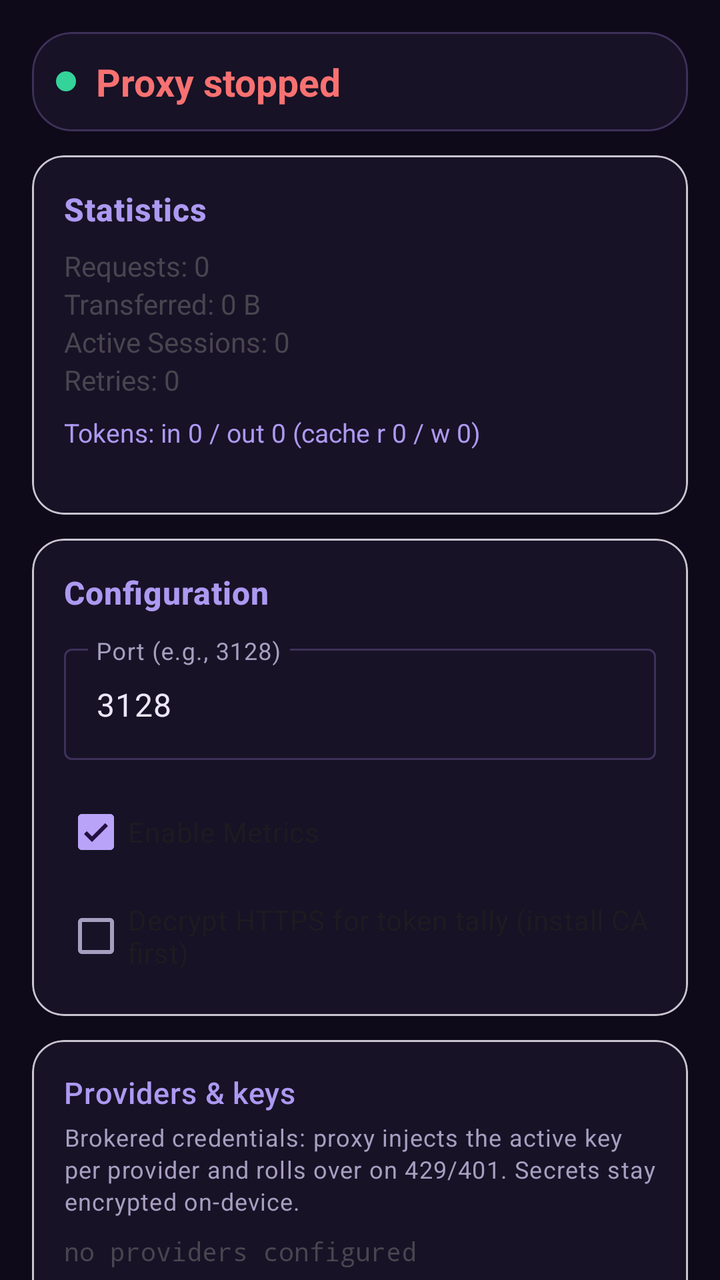
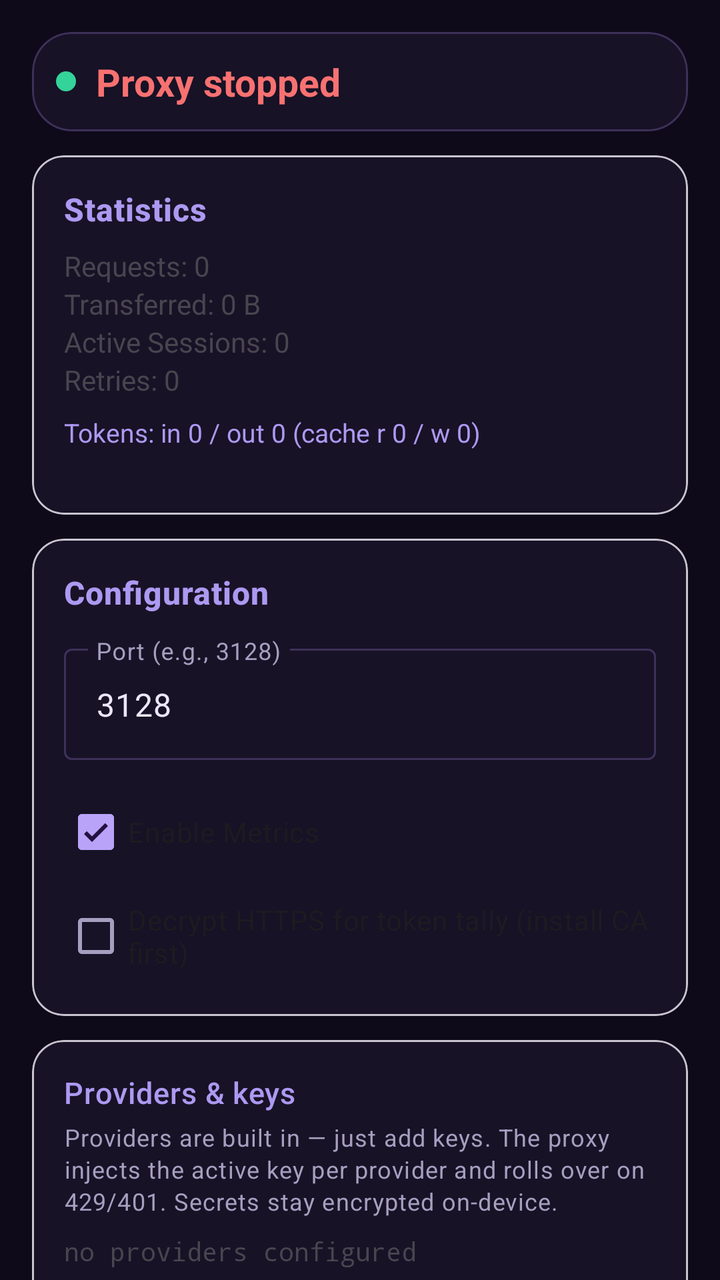

Screens rendered from an Android XML layout before and after an edit, with the pre-edit source and the edit as a unified diff.
<!-- AndroidManifest.xml: activity theme Theme.ProxyApp.NoActionBar -->
<!-- res/layout/activity_main.xml -->
<?xml version="1.0" encoding="utf-8"?>
<androidx.constraintlayout.widget.ConstraintLayout
    xmlns:android="http://schemas.android.com/apk/res/android"
    xmlns:app="http://schemas.android.com/apk/res-auto"
    xmlns:tools="http://schemas.android.com/tools"
    android:layout_width="match_parent"
    android:layout_height="match_parent"
    android:fitsSystemWindows="true"
    tools:context=".MainActivity">

    <androidx.core.widget.NestedScrollView
        android:layout_width="match_parent"
        android:layout_height="0dp"
        android:fillViewport="true"
        app:layout_constraintBottom_toBottomOf="parent"
        app:layout_constraintTop_toTopOf="parent"
        app:layout_constraintStart_toStartOf="parent"
        app:layout_constraintEnd_toEndOf="parent">

        <LinearLayout
            android:layout_width="match_parent"
            android:layout_height="wrap_content"
            android:orientation="vertical"
            android:padding="16dp">

            <com.google.android.material.card.MaterialCardView
                android:id="@+id/statusCard"
                android:layout_width="match_parent"
                android:layout_height="wrap_content"
                android:layout_marginBottom="12dp"
                app:cardCornerRadius="20dp"
                app:strokeWidth="1dp"
                app:strokeColor="@color/outline"
                app:cardBackgroundColor="@color/surface">

                <LinearLayout
                    android:layout_width="match_parent"
                    android:layout_height="wrap_content"
                    android:orientation="vertical"
                    android:padding="12dp">

                    <LinearLayout
                        android:layout_width="match_parent"
                        android:layout_height="wrap_content"
                        android:orientation="horizontal"
                        android:gravity="center_vertical">

                        <View
                            android:id="@+id/statusDot"
                            android:layout_width="10dp"
                            android:layout_height="10dp"
                            android:layout_marginEnd="10dp"
                            android:background="@drawable/status_dot" />

                        <TextView
                            android:id="@+id/statusText"
                            android:layout_width="0dp"
                            android:layout_height="wrap_content"
                            android:layout_weight="1"
                            android:text="@string/proxy_stopped"
                            android:textSize="19sp"
                            android:textStyle="bold"
                            android:textColor="@color/red" />
                    </LinearLayout>

                    <TextView
                        android:id="@+id/portText"
                        android:layout_width="match_parent"
                        android:layout_height="wrap_content"
                        android:text=""
                        android:textSize="13sp"
                        android:gravity="center"
                        android:layout_marginTop="4dp"
                        android:textColor="@color/purple_200"
                        android:visibility="gone"/>

                    <TextView
                        android:id="@+id/upstreamText"
                        android:layout_width="match_parent"
                        android:layout_height="wrap_content"
                        android:text=""
                        android:textSize="12sp"
                        android:gravity="center"
                        android:layout_marginTop="2dp"
                        android:visibility="gone"/>
                </LinearLayout>
            </com.google.android.material.card.MaterialCardView>

            <com.google.android.material.card.MaterialCardView
                android:id="@+id/statsCard"
                android:layout_width="match_parent"
                android:layout_height="wrap_content"
                app:cardBackgroundColor="@color/surface"
                android:layout_marginBottom="12dp"
                app:cardCornerRadius="16dp">

                <LinearLayout
                    android:layout_width="match_parent"
                    android:layout_height="wrap_content"
                    android:orientation="vertical"
                    android:padding="16dp">

                    <TextView
                        android:layout_width="match_parent"
                        android:layout_height="wrap_content"
                        android:text="Statistics"
                        android:textSize="16sp"
                        android:textStyle="bold"
                        style="@style/Text.SectionTitle"/>

                    <TextView
                        android:id="@+id/requestsText"
                        android:layout_width="match_parent"
                        android:layout_height="wrap_content"
                        android:text="Requests: 0"
                        android:layout_marginTop="8dp"/>

                    <TextView
                        android:id="@+id/bytesText"
                        android:layout_width="match_parent"
                        android:layout_height="wrap_content"
                        android:text="Transferred: 0 B"/>

                    <TextView
                        android:id="@+id/sessionsText"
                        android:layout_width="match_parent"
                        android:layout_height="wrap_content"
                        android:text="Active Sessions: 0"/>

                    <TextView
                        android:id="@+id/retriesText"
                        android:layout_width="match_parent"
                        android:layout_height="wrap_content"
                        android:text="Retries: 0"/>

                    <TextView
                        android:id="@+id/tokensText"
                        android:layout_width="match_parent"
                        android:layout_height="wrap_content"
                        android:layout_marginTop="8dp"
                        android:text="Tokens: in 0 / out 0 (cache r 0 / w 0)"
                        android:textSize="13sp"
                        android:textColor="@color/title_violet"/>

                    <TextView
                        android:id="@+id/hostsText"
                        android:layout_width="match_parent"
                        android:layout_height="wrap_content"
                        android:textSize="12sp"
                        android:fontFamily="monospace"
                        android:text=""/>
                </LinearLayout>
            </com.google.android.material.card.MaterialCardView>

            <com.google.android.material.card.MaterialCardView
                android:id="@+id/configCard"
                android:layout_width="match_parent"
                android:layout_height="wrap_content"
                app:cardBackgroundColor="@color/surface"
                android:layout_marginBottom="12dp"
                app:cardCornerRadius="16dp">

                <LinearLayout
                    android:layout_width="match_parent"
                    android:layout_height="wrap_content"
                    android:orientation="vertical"
                    android:padding="16dp">

                    <TextView
                        android:layout_width="match_parent"
                        android:layout_height="wrap_content"
                        android:text="Configuration"
                        android:textSize="16sp"
                        android:textStyle="bold"
                        style="@style/Text.SectionTitle"/>

                    <com.google.android.material.textfield.TextInputLayout
                        android:layout_width="match_parent"
                        android:layout_height="wrap_content"
                        android:layout_marginTop="12dp"
                        android:hint="@string/port_hint"
                        style="@style/Widget.Material3.TextInputLayout.OutlinedBox">

                        <com.google.android.material.textfield.TextInputEditText
                            android:id="@+id/portInput"
                            android:layout_width="match_parent"
                            android:layout_height="wrap_content"
                            android:inputType="number"
                            android:text="3128"/>
                    </com.google.android.material.textfield.TextInputLayout>

                    <com.google.android.material.checkbox.MaterialCheckBox
                        android:id="@+id/metricsCheck"
                        android:layout_width="wrap_content"
                        android:layout_height="wrap_content"
                        android:layout_marginTop="12dp"
                        android:text="@string/metrics_enabled"
                        android:checked="true"/>

                    <com.google.android.material.checkbox.MaterialCheckBox
                        android:id="@+id/mitmCheck"
                        android:layout_width="wrap_content"
                        android:layout_height="wrap_content"
                        android:layout_marginTop="4dp"
                        android:text="@string/mitm_enabled"
                        android:checked="false"/>
                </LinearLayout>
            </com.google.android.material.card.MaterialCardView>

            <com.google.android.material.card.MaterialCardView
                android:id="@+id/providersCard"
                android:layout_width="match_parent"
                android:layout_height="wrap_content"
                android:layout_marginBottom="12dp"
                app:cardCornerRadius="16dp"
                app:cardBackgroundColor="@color/surface">

                <LinearLayout
                    android:layout_width="match_parent"
                    android:layout_height="wrap_content"
                    android:orientation="vertical"
                    android:padding="16dp">

                    <TextView
                        android:layout_width="match_parent"
                        android:layout_height="wrap_content"
                        style="@style/Text.SectionTitle"
                        android:text="@string/providers_title"/>

                    <TextView
                        android:layout_width="match_parent"
                        android:layout_height="wrap_content"
                        style="@style/Text.Hint"
                        android:layout_marginTop="4dp"
                        android:text="@string/providers_hint"/>

                    <TextView
                        android:id="@+id/providersSummaryText"
                        android:layout_width="match_parent"
                        android:layout_height="wrap_content"
                        android:layout_marginTop="8dp"
                        android:textSize="13sp"
                        android:fontFamily="monospace"
                        android:text="no providers configured"/>

                    <LinearLayout
                        android:layout_width="match_parent"
                        android:layout_height="wrap_content"
                        android:orientation="horizontal"
                        android:layout_marginTop="8dp">

                        <com.google.android.material.button.MaterialButton
                            android:id="@+id/seedProvidersButton"
                            android:layout_width="0dp"
                            android:layout_height="wrap_content"
                            android:layout_weight="1"
                            android:layout_marginEnd="4dp"
                            android:text="@string/seed_providers"
                            style="@style/Widget.Material3.Button.TonalButton"/>

                        <com.google.android.material.button.MaterialButton
                            android:id="@+id/addKeyButton"
                            android:layout_width="0dp"
                            android:layout_height="wrap_content"
                            android:layout_weight="1"
                            android:layout_marginStart="4dp"
                            android:text="@string/add_key"
                            style="@style/Widget.Material3.Button.TonalButton"/>
                    </LinearLayout>

                    <LinearLayout
                        android:layout_width="match_parent"
                        android:layout_height="wrap_content"
                        android:orientation="horizontal"
                        android:layout_marginTop="8dp">

                        <com.google.android.material.button.MaterialButton
                            android:id="@+id/exportBackupButton"
                            android:layout_width="0dp"
                            android:layout_height="wrap_content"
                            android:layout_weight="1"
                            android:layout_marginEnd="4dp"
                            android:text="@string/export_backup"
                            style="@style/Widget.Material3.Button.OutlinedButton"/>

                        <com.google.android.material.button.MaterialButton
                            android:id="@+id/importBackupButton"
                            android:layout_width="0dp"
                            android:layout_height="wrap_content"
                            android:layout_weight="1"
                            android:layout_marginStart="4dp"
                            android:text="@string/import_backup"
                            style="@style/Widget.Material3.Button.OutlinedButton"/>
                    </LinearLayout>

                    <com.google.android.material.button.MaterialButton
                        android:id="@+id/exportCaButton"
                        android:layout_width="match_parent"
                        android:layout_height="wrap_content"
                        android:layout_marginTop="8dp"
                        android:text="@string/export_ca"
                        style="@style/Widget.Material3.Button.OutlinedButton"/>
                </LinearLayout>
            </com.google.android.material.card.MaterialCardView>

            <com.google.android.material.card.MaterialCardView
                android:id="@+id/eventsCard"
                android:layout_width="match_parent"
                android:layout_height="wrap_content"
                android:layout_marginBottom="12dp"
                app:cardCornerRadius="16dp"
                app:cardBackgroundColor="@color/surface">

                <LinearLayout
                    android:layout_width="match_parent"
                    android:layout_height="wrap_content"
                    android:orientation="vertical"
                    android:padding="16dp">

                    <TextView
                        android:layout_width="match_parent"
                        android:layout_height="wrap_content"
                        style="@style/Text.SectionTitle"
                        android:text="@string/events_title"/>

                    <ScrollView
                        android:id="@+id/eventsScrollView"
                        android:layout_width="match_parent"
                        android:layout_height="wrap_content"
                        android:maxHeight="220dp"
                        android:layout_marginTop="8dp"
                        android:background="@drawable/script_block_bg">

                        <TextView
                            android:id="@+id/eventsText"
                            android:layout_width="match_parent"
                            android:layout_height="wrap_content"
                            android:padding="10dp"
                            style="@style/Text.ScriptBlock"
                            android:text="No events yet — start the proxy."/>
                    </ScrollView>
                </LinearLayout>
            </com.google.android.material.card.MaterialCardView>

            <LinearLayout
                android:layout_width="match_parent"
                android:layout_height="wrap_content"
                android:orientation="horizontal"
                android:gravity="center"
                android:layout_marginTop="4dp">

                <com.google.android.material.button.MaterialButton
                    android:id="@+id/startStopButton"
                    android:layout_width="0dp"
                    android:layout_height="wrap_content"
                    android:layout_weight="1"
                    android:layout_marginEnd="8dp"
                    android:text="@string/start_proxy"
                    app:icon="@android:drawable/ic_media_play"/>

                <com.google.android.material.button.MaterialButton
                    android:id="@+id/exportButton"
                    android:layout_width="0dp"
                    android:layout_height="wrap_content"
                    android:layout_weight="1"
                    android:layout_marginStart="8dp"
                    android:text="@string/export_metrics"/>
            </LinearLayout>

            <com.google.android.material.button.MaterialButton
                android:id="@+id/clearButton"
                android:layout_width="match_parent"
                android:layout_height="wrap_content"
                android:layout_marginTop="8dp"
                android:text="@string/clear_metrics"
                style="@style/Widget.Material3.Button.OutlinedButton"/>

            <com.google.android.material.card.MaterialCardView
                android:id="@+id/setupScriptCard"
                android:layout_width="match_parent"
                android:layout_height="wrap_content"
                app:cardBackgroundColor="@color/surface"
                android:layout_marginTop="12dp"
                app:cardCornerRadius="16dp">

                <LinearLayout
                    android:layout_width="match_parent"
                    android:layout_height="wrap_content"
                    android:orientation="vertical"
                    android:padding="16dp">

                    <LinearLayout
                        android:id="@+id/setupScriptHeader"
                        android:layout_width="match_parent"
                        android:layout_height="wrap_content"
                        android:orientation="horizontal"
                        android:gravity="center_vertical"
                        android:clickable="true"
                        android:focusable="true">

                        <TextView
                            android:layout_width="0dp"
                            android:layout_height="wrap_content"
                            android:layout_weight="1"
                            android:text="@string/setup_script_title"
                            android:textSize="16sp"
                            android:textStyle="bold"
                            style="@style/Text.SectionTitle"/>

                        <ImageView
                            android:id="@+id/setupScriptExpandIcon"
                            android:layout_width="32dp"
                            android:layout_height="32dp"
                            android:padding="4dp"
                            android:src="@android:drawable/arrow_down_float"
                            android:contentDescription="@string/expand"/>
                    </LinearLayout>

                    <TextView
                        android:layout_width="match_parent"
                        android:layout_height="wrap_content"
                        android:text="@string/setup_script_hint"
                        style="@style/Text.Hint"
                        android:layout_marginTop="4dp"/>

                    <com.google.android.material.button.MaterialButton
                        android:id="@+id/copyScriptButton"
                        android:layout_width="wrap_content"
                        android:layout_height="wrap_content"
                        android:layout_marginTop="8dp"
                        android:text="@string/copy_setup_script"
                        app:icon="@android:drawable/ic_menu_save"
                        app:strokeWidth="1dp"
                        app:strokeColor="@color/outline"/>

                    <ScrollView
                        android:id="@+id/setupScriptScrollView"
                        android:layout_width="match_parent"
                        android:layout_height="wrap_content"
                        android:maxHeight="280dp"
                        android:layout_marginTop="8dp"
                        android:background="@drawable/script_block_bg"
                        android:visibility="gone">

                        <HorizontalScrollView
                            android:layout_width="match_parent"
                            android:layout_height="wrap_content">

                            <TextView
                                android:id="@+id/setupScriptText"
                                android:layout_width="wrap_content"
                                android:layout_height="wrap_content"
                                android:padding="10dp"
                                style="@style/Text.ScriptBlock"
                                android:textIsSelectable="true"/>
                        </HorizontalScrollView>
                    </ScrollView>
                </LinearLayout>
            </com.google.android.material.card.MaterialCardView>

            <com.google.android.material.card.MaterialCardView
                android:id="@+id/cleanupScriptCard"
                android:layout_width="match_parent"
                android:layout_height="wrap_content"
                app:cardBackgroundColor="@color/surface"
                android:layout_marginTop="12dp"
                android:layout_marginBottom="24dp"
                app:cardCornerRadius="16dp">

                <LinearLayout
                    android:layout_width="match_parent"
                    android:layout_height="wrap_content"
                    android:orientation="vertical"
                    android:padding="16dp">

                    <LinearLayout
                        android:id="@+id/cleanupScriptHeader"
                        android:layout_width="match_parent"
                        android:layout_height="wrap_content"
                        android:orientation="horizontal"
                        android:gravity="center_vertical"
                        android:clickable="true"
                        android:focusable="true">

                        <TextView
                            android:layout_width="0dp"
                            android:layout_height="wrap_content"
                            android:layout_weight="1"
                            android:text="@string/cleanup_script_title"
                            android:textSize="16sp"
                            android:textStyle="bold"
                            style="@style/Text.SectionTitle"/>

                        <ImageView
                            android:id="@+id/cleanupScriptExpandIcon"
                            android:layout_width="32dp"
                            android:layout_height="32dp"
                            android:padding="4dp"
                            android:src="@android:drawable/arrow_down_float"
                            android:contentDescription="@string/expand"/>
                    </LinearLayout>

                    <TextView
                        android:layout_width="match_parent"
                        android:layout_height="wrap_content"
                        android:text="@string/cleanup_script_hint"
                        style="@style/Text.Hint"
                        android:layout_marginTop="4dp"/>

                    <com.google.android.material.button.MaterialButton
                        android:id="@+id/copyCleanupButton"
                        android:layout_width="wrap_content"
                        android:layout_height="wrap_content"
                        android:layout_marginTop="8dp"
                        android:text="@string/copy_cleanup_script"
                        app:icon="@android:drawable/ic_menu_save"
                        app:strokeWidth="1dp"
                        app:strokeColor="@color/outline"/>

                    <ScrollView
                        android:id="@+id/cleanupScriptScrollView"
                        android:layout_width="match_parent"
                        android:layout_height="wrap_content"
                        android:maxHeight="280dp"
                        android:layout_marginTop="8dp"
                        android:background="@drawable/script_block_bg"
                        android:visibility="gone">

                        <HorizontalScrollView
                            android:layout_width="match_parent"
                            android:layout_height="wrap_content">

                            <TextView
                                android:id="@+id/cleanupScriptText"
                                android:layout_width="wrap_content"
                                android:layout_height="wrap_content"
                                android:padding="8dp"
                                android:textSize="11sp"
                                android:fontFamily="monospace"
                                android:textIsSelectable="true"/>
                        </HorizontalScrollView>
                    </ScrollView>
                </LinearLayout>
            </com.google.android.material.card.MaterialCardView>
        </LinearLayout>
    </androidx.core.widget.NestedScrollView>
</androidx.constraintlayout.widget.ConstraintLayout>
<!-- resources referenced by this layout -->
<resources>
  <color name="outline">#FF3D3159</color>
  <color name="purple_200">#FFB9A3F8</color>
  <color name="red">#FFF87171</color>
  <color name="surface">#FF171226</color>
  <color name="title_violet">#FFAC99F1</color>
  <!-- drawable script_block_bg (drawable) -->
  <?xml version="1.0" encoding="utf-8"?>
  <shape xmlns:android="http://schemas.android.com/apk/res/android"
      android:shape="rectangle">
      <solid android:color="@color/surface_high" />
      <stroke
          android:width="1dp"
          android:color="@color/outline_variant" />
      <corners android:radius="12dp" />
  </shape>
  <!-- drawable status_dot (drawable) -->
  <?xml version="1.0" encoding="utf-8"?>
  <shape xmlns:android="http://schemas.android.com/apk/res/android"
      android:shape="oval">
      <solid android:color="@color/status_running" />
      <size
          android:width="10dp"
          android:height="10dp" />
  </shape>
  <string name="add_key">Add key</string>
  <string name="cleanup_script_hint">Copy and paste into Termux / proot Ubuntu to remove proxy env, kill daemon, clear metrics.</string>
  <string name="cleanup_script_title">Terminal cleanup script</string>
  <string name="clear_metrics">Clear Metrics</string>
  <string name="copy_cleanup_script">Copy cleanup script</string>
  <string name="copy_setup_script">Copy setup script</string>
  <string name="events_title">Recent events</string>
  <string name="expand">Expand</string>
  <string name="export_backup">Export backup</string>
  <string name="export_ca">Export MITM CA</string>
  <string name="export_metrics">Export Metrics</string>
  <string name="import_backup">Import backup</string>
  <string name="metrics_enabled">Enable Metrics</string>
  <string name="mitm_enabled">Decrypt HTTPS for token tally (install CA first)</string>
  <string name="port_hint">Port (e.g., 3128)</string>
  <string name="providers_hint">Brokered credentials: proxy injects the active key per provider and rolls over on 429/401. Secrets stay encrypted on-device.</string>
  <string name="providers_title">Providers &amp; keys</string>
  <string name="proxy_stopped">Proxy stopped</string>
  <string name="seed_providers">Seed providers</string>
  <string name="setup_script_hint">Copy and paste into Termux / proot Ubuntu to route opencode through this proxy.</string>
  <string name="setup_script_title">Terminal setup script</string>
  <string name="start_proxy">Start Proxy</string>
  <style name="Text.Hint" parent="TextAppearance.Material3.BodySmall">
          <item name="android:textColor">@color/hint_text</item>
      </style>
  <style name="Text.ScriptBlock" parent="TextAppearance.Material3.BodySmall">
          <item name="android:textColor">@color/on_surface</item>
          <item name="android:fontFamily">monospace</item>
          <item name="android:textSize">11sp</item>
      </style>
  <style name="Text.SectionTitle" parent="TextAppearance.Material3.TitleMedium">
          <item name="android:textColor">@color/title_violet</item>
          <item name="android:textSize">15sp</item>
          <item name="android:letterSpacing">0.02</item>
      </style>
  <style name="Theme.ProxyApp.NoActionBar">
          <item name="windowActionBar">false</item>
          <item name="windowNoTitle">true</item>
      </style>
  <color name="surface_high">#FF241B3D</color>
  <color name="outline_variant">#FF2C2342</color>
  <color name="status_running">#FF34D399</color>
  <color name="hint_text">#FFA79FC0</color>
  <color name="on_surface">#FFEDE7FB</color>
</resources>

<!-- the commit's change to res/layout/activity_main.xml (unified diff, before → after) -->
@@ -243,30 +243,13 @@
                         android:fontFamily="monospace"
                         android:text="no providers configured"/>
 
-                    <LinearLayout
-                        android:layout_width="match_parent"
-                        android:layout_height="wrap_content"
-                        android:orientation="horizontal"
-                        android:layout_marginTop="8dp">
-
-                        <com.google.android.material.button.MaterialButton
-                            android:id="@+id/seedProvidersButton"
-                            android:layout_width="0dp"
-                            android:layout_height="wrap_content"
-                            android:layout_weight="1"
-                            android:layout_marginEnd="4dp"
-                            android:text="@string/seed_providers"
-                            style="@style/Widget.Material3.Button.TonalButton"/>
-
-                        <com.google.android.material.button.MaterialButton
-                            android:id="@+id/addKeyButton"
-                            android:layout_width="0dp"
-                            android:layout_height="wrap_content"
-                            android:layout_weight="1"
-                            android:layout_marginStart="4dp"
-                            android:text="@string/add_key"
-                            style="@style/Widget.Material3.Button.TonalButton"/>
-                    </LinearLayout>
+                    <com.google.android.material.button.MaterialButton
+                        android:id="@+id/addKeyButton"
+                        android:layout_width="match_parent"
+                        android:layout_height="wrap_content"
+                        android:layout_marginTop="8dp"
+                        android:text="@string/add_key"
+                        style="@style/Widget.Material3.Button.TonalButton"/>
 
                     <LinearLayout
                         android:layout_width="match_parent"
<!-- resource entries referenced after the edit -->
@@ -39,10 +39,9 @@
   <string name="metrics_enabled">Enable Metrics</string>
   <string name="mitm_enabled">Decrypt HTTPS for token tally (install CA first)</string>
   <string name="port_hint">Port (e.g., 3128)</string>
-  <string name="providers_hint">Brokered credentials: proxy injects the active key per provider and rolls over on 429/401. Secrets stay encrypted on-device.</string>
+  <string name="providers_hint">Providers are built in — just add keys. The proxy injects the active key per provider and rolls over on 429/401. Secrets stay encrypted on-device.</string>
   <string name="providers_title">Providers &amp; keys</string>
   <string name="proxy_stopped">Proxy stopped</string>
-  <string name="seed_providers">Seed providers</string>
   <string name="setup_script_hint">Copy and paste into Termux / proot Ubuntu to route opencode through this proxy.</string>
   <string name="setup_script_title">Terminal setup script</string>
   <string name="start_proxy">Start Proxy</string>
